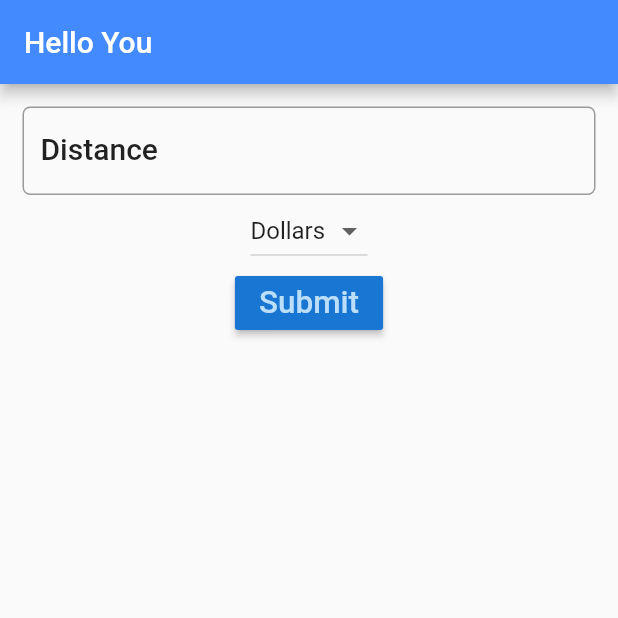
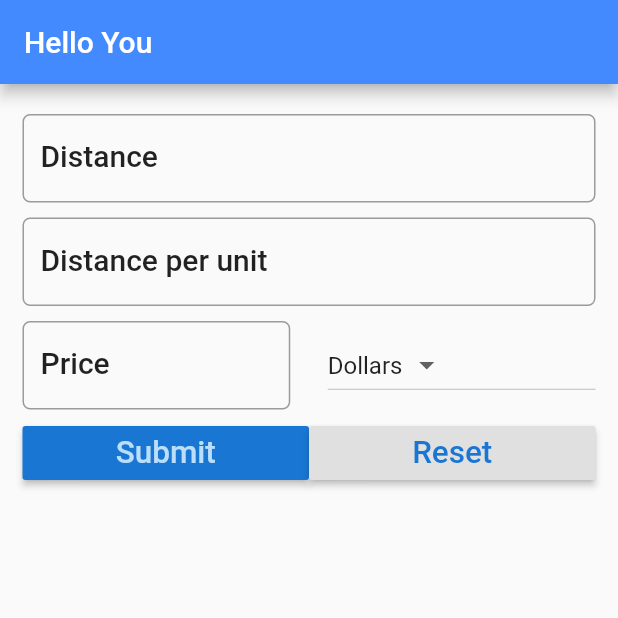
Before and after one commit to AfreenHasheem/TripCostApp, a Flutter app: the screen it shows after launch, after a tap on "Submit", on a phone screen of 412 x 824 dp, the top half of it. Run offline on Flutter 3.47's test engine with Material 2 defaults, Android fonts, the phone set to English and light mode, and no system bars.

Commit message:
Created text boxes and logic to calculate fuel cost and reset the values

```diff
--- a/lib/main.dart
+++ b/lib/main.dart
@@ -26,8 +26,12 @@ class FuelForm extends StatefulWidget{
 class _FuelFormState extends State<FuelForm>{
   String result = '';
   final _currencies  = ['Dollars', 'Euro', 'Pounds'];
-  String currency = 'Dollars';
+  String _currency = 'Dollars';
+  final double _formDistance = 5.0;
   TextEditingController distanceController = TextEditingController();
+  TextEditingController averageController = TextEditingController();
+  TextEditingController priceController = TextEditingController();
+
   @override
   Widget build(BuildContext context) {
     TextStyle textStyle = Theme.of(context).textTheme.title;
@@ -40,10 +44,31 @@ class _FuelFormState extends State<FuelForm>{
         padding: EdgeInsets.all(15.0),
         child: Column(
           children: <Widget>[
-            TextField(
+            Padding(
+              padding: EdgeInsets.only(
+                  top: _formDistance ,
+                  bottom: _formDistance),
+            child : TextField(
               controller: distanceController,
               decoration: InputDecoration(
                 labelText: 'Distance',
+                hintText: 'e.g. 17',
+                labelStyle: textStyle,
+                border: OutlineInputBorder(
+                  borderRadius: BorderRadius.circular(5.0)
+                )
+              ),
+              keyboardType: TextInputType.number,
+
+            )),
+            Padding(
+              padding: EdgeInsets.only(
+                  top: _formDistance,
+                  bottom: _formDistance),
+                child : TextField(
+              controller: averageController,
+              decoration: InputDecoration(
+                  labelText: 'Distance per unit',
                   hintText: 'e.g. 124',
                   labelStyle: textStyle,
                   border: OutlineInputBorder(
@@ -52,31 +77,81 @@ class _FuelFormState extends State<FuelForm>{
               ),
               keyboardType: TextInputType.number,
 
+            )),
+
+            Padding(
+              padding: EdgeInsets.only(
+                top: _formDistance,
+                bottom: _formDistance
               ),
-            DropdownButton<String>(
+                child :
+                Row(children: <Widget>[
+                  Expanded(
+                    child :   TextField(
+                  controller: priceController,
+                  decoration: InputDecoration(
+                      labelText: 'Price',
+                      hintText: 'e.g. 1.65',
+                      labelStyle: textStyle,
+                      border: OutlineInputBorder(
+                          borderRadius: BorderRadius.circular(5.0)
+                      )
+                  ),
+                  keyboardType: TextInputType.number,
+                ),
+                ),
+
+                 Container(width: _formDistance * 5),
+
+                 Expanded(
+                     child : DropdownButton<String>(
                    items: _currencies.map((String value){
                      return DropdownMenuItem<String>(
                        value: value,
                        child: Text(value),
                      );
                    }).toList(),
-              value: currency,
+                   value: _currency,
                    onChanged: (String value) {
                      _onDropdownChanged(value);
                    },
+                 ))
+                ],)
                 ),
-            RaisedButton(
+
+            Row(
+              children: <Widget>[
+                Expanded(
+                child : RaisedButton(
                   color: Theme.of(context).primaryColorDark,
                   textColor: Theme.of(context).primaryColorLight,
                   onPressed: (){
                     setState(() {
-                  result = distanceController.text;
+                      result = _calculate();
                     });
                   },
                   child: Text(
                     'Submit',
                     textScaleFactor: 1.5,
                   ),
+                )
+            ),
+
+                Expanded(
+                  child:RaisedButton(
+                    color: Theme.of(context).buttonColor,
+                    textColor: Theme.of(context).primaryColorDark,
+                    onPressed: (){
+                      setState(() {
+                        _reset();
+                      });
+                    },
+                    child: Text(
+                      'Reset',
+                      textScaleFactor: 1.5,
+                    ),
+                  ),)
+              ],
             ),
             Text(result)
           ],
@@ -87,8 +162,26 @@ class _FuelFormState extends State<FuelForm>{
 
    _onDropdownChanged(String value) {
     setState(() {
-      this.currency = value;
+      this._currency = value;
     });
+  }
+
+  String _calculate(){
+    double _distance = double.parse(distanceController.text);
+    double _fuelCost = double.parse(priceController.text);
+    double _consumption = double.parse(averageController.text);
+    double _totalCost = _distance / _consumption * _fuelCost;
+    String _result = 'The total cost of your trip is ' + _totalCost.toStringAsFixed(2) + ' ' + _currency;
+    return _result;
 
   }
+
+  void _reset(){
+    distanceController.text = '';
+    priceController.text = '';
+    averageController.text = '';
+    setState(() {
+      result = '';
+    });
   }
+}
```
Lines whose indentation alone changed are shown as unchanged.
